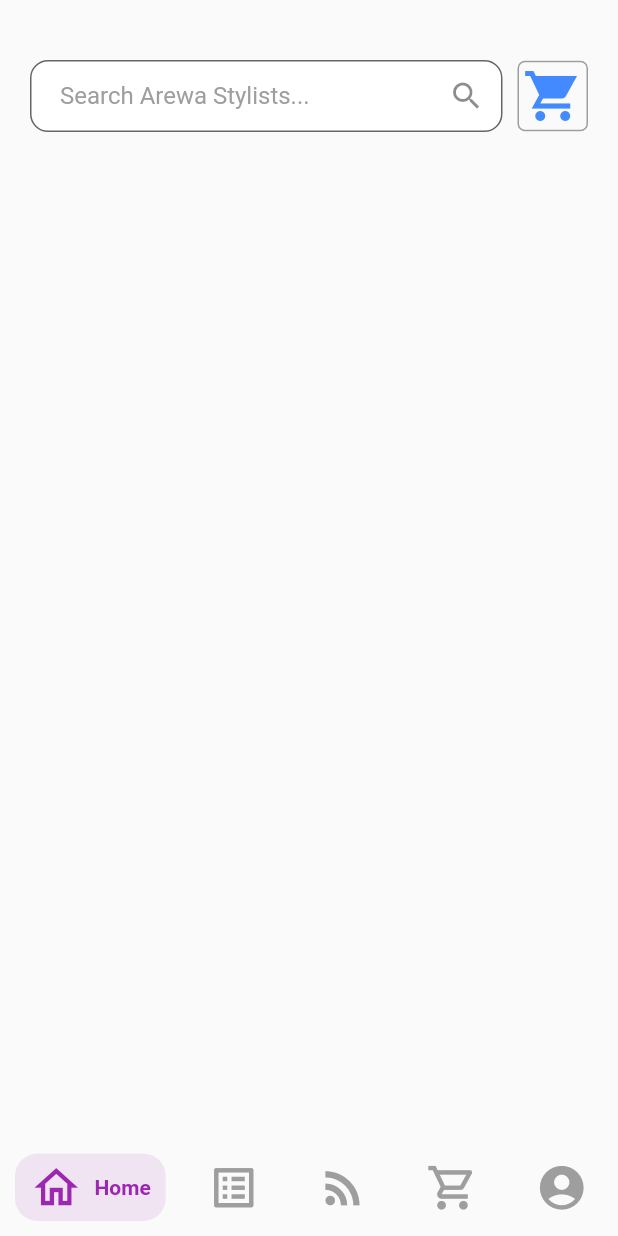
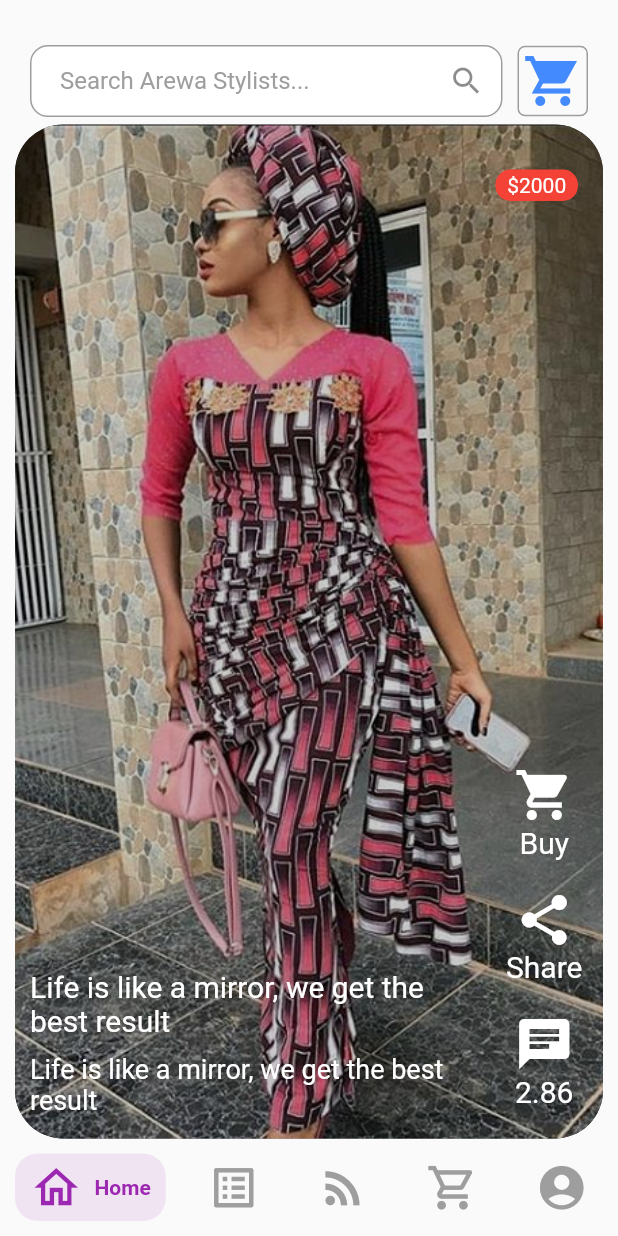
Before and after one commit to abunnazeer/arewa-stylists-ecommere-app, a Flutter app: the screen it shows after launch, on a phone screen of 412 x 824 dp. Run offline on Flutter 3.47's test engine with Material 2 defaults, Android fonts, the phone set to English and light mode, and no system bars; drawn by our look-alikes of google_nav_bar; our stand-ins replace get.

Commit message:
working progress

```diff
--- a/lib/main.dart
+++ b/lib/main.dart
@@ -7,7 +7,7 @@ void main() {
     debugShowCheckedModeBanner: false,
     initialRoute: '/',
     getPages: [
-      GetPage(name: '/', page: () => HomePage()),
+      GetPage(name: '/', page: () => const HomePage()),
     ],
   ));
 }
--- a/lib/view/home_page.dart
+++ b/lib/view/home_page.dart
@@ -1,38 +1,29 @@
-import 'package:arewa_stylist/controller/home_page_controller.dart';
-import 'package:arewa_stylist/widgets/text_field_widget.dart';
+import 'package:arewa_stylist/view/product_page.dart';
+import 'package:arewa_stylist/widgets/header_widget.dart';
 import 'package:flutter/material.dart';
 import 'package:get/get.dart';
 import '../widgets/bottom_navigation_bar.dart';
 
-class HomePage extends GetView<HomePageController> {
+class HomePage extends GetView<GetxController> {
   const HomePage({Key? key}) : super(key: key);
 
   @override
   Widget build(BuildContext context) {
     return Scaffold(
       bottomNavigationBar: const BottomNavigationWidget(),
-      body: Column(
+      body: Stack(
         children: [
-          Padding(
-            padding: const EdgeInsets.only(left: 20, right: 20, top: 40),
-            child: Row(
-              children: [
-                Expanded(child: CustomTextFieldWidget()),
-                const SizedBox(width: 10),
-                Container(
-                  decoration: BoxDecoration(
-                      borderRadius: BorderRadius.circular(5),
-                      border: Border.all(color: Colors.grey)),
-                  child: const SizedBox(
-                    height: 45,
-                    width: 45,
-                    child: Icon(Icons.shopping_cart_sharp,
-                        size: 40, color: Colors.blueAccent),
-                  ),
-                ),
-              ],
-            ),
-          )
+          //PRODUCTS PAGE
+          Positioned(
+            // top: 20,
+            child: ProductPage(),
+          ),
+          //HEADER PAGE
+          const Positioned(
+            left: 10,
+            right: 10,
+            child: HeaderWidget(),
+          ),
         ],
       ),
     );
--- /dev/null
+++ b/lib/view/product_page.dart
@@ -0,0 +1,148 @@
+import 'package:flutter/material.dart';
+import 'package:get/get.dart';
+
+class ProductPage extends GetView<GetxController> {
+  ProductPage({Key? key}) : super(key: key);
+
+  PageController control = PageController();
+  final List<Widget> _pages = <Widget>[
+    Image(image: AssetImage('assets/1.png')),
+    Image(image: AssetImage('assets/2.png')),
+    Image(image: AssetImage('assets/3.png')),
+  ];
+
+  final int _currentPage = 0;
+  @override
+  Widget build(BuildContext context) {
+    return Padding(
+        padding: const EdgeInsets.only(left: 10, right: 10, top: 8, bottom: 10),
+        child: PageView.builder(
+          scrollDirection: Axis.vertical,
+          itemBuilder: (context, index) {
+            return Padding(
+              padding: const EdgeInsets.only(top: 75),
+              child: Stack(
+                children: [
+                  Positioned(
+                    top: 0,
+                    left: 0,
+                    bottom: 0,
+                    right: 0,
+                    child: Container(
+                      decoration: BoxDecoration(
+                        color: Colors.black,
+                        image: DecorationImage(
+                            colorFilter: ColorFilter.mode(
+                                Colors.black.withOpacity(0.8),
+                                BlendMode.dstATop),
+                            image: const AssetImage('assets/1.png'),
+                            fit: BoxFit.fitHeight),
+                        borderRadius: BorderRadius.circular(32),
+                      ),
+                    ),
+                  ),
+                  Positioned(
+                      top: 0,
+                      bottom: 0,
+                      left: 0,
+                      right: 0,
+                      child: Center(
+                        child: Row(
+                          mainAxisAlignment: MainAxisAlignment.spaceBetween,
+                          children: [
+                            Expanded(
+                                flex: 4,
+                                child: Padding(
+                                  padding: const EdgeInsets.only(
+                                      left: 10, bottom: 15),
+                                  child: Column(
+                                    mainAxisAlignment: MainAxisAlignment.end,
+                                    children: const [
+                                      Text(
+                                        "Life is like a mirror, we get the best result",
+                                        style: TextStyle(
+                                            fontSize: 20, color: Colors.white),
+                                      ),
+                                      SizedBox(height: 10),
+                                      Text(
+                                        "Life is like a mirror, we get the best result",
+                                        style: TextStyle(
+                                            fontSize: 18, color: Colors.white),
+                                      )
+                                    ],
+                                  ),
+                                )),
+                            Expanded(
+                              child: Column(
+                                mainAxisAlignment:
+                                    MainAxisAlignment.spaceBetween,
+                                children: [
+                                  Padding(
+                                    padding: const EdgeInsets.only(
+                                        top: 30, right: 10),
+                                    child: Container(
+                                      alignment: Alignment.center,
+                                      height: 21,
+                                      width: 55,
+                                      decoration: BoxDecoration(
+                                          borderRadius:
+                                              BorderRadius.circular(10),
+                                          color: Colors.red),
+                                      child: const Text(
+                                        "\$2000",
+                                        style: TextStyle(color: Colors.white),
+                                      ),
+                                    ),
+                                  ),
+                                  Column(
+                                    mainAxisAlignment: MainAxisAlignment.end,
+                                    children: const [
+                                      Icon(
+                                        Icons.shopping_cart,
+                                        color: Colors.white,
+                                        size: 40,
+                                      ),
+                                      Text(
+                                        "Buy",
+                                        style: TextStyle(
+                                            color: Colors.white, fontSize: 20),
+                                      ),
+                                      SizedBox(height: 20),
+                                      Icon(
+                                        Icons.share_rounded,
+                                        color: Colors.white,
+                                        size: 40,
+                                      ),
+                                      Text(
+                                        "Share",
+                                        style: TextStyle(
+                                            color: Colors.white, fontSize: 20),
+                                      ),
+                                      SizedBox(height: 20),
+                                      Icon(
+                                        Icons.chat,
+                                        color: Colors.white,
+                                        size: 40,
+                                      ),
+                                      Text(
+                                        "2.86",
+                                        style: TextStyle(
+                                            color: Colors.white, fontSize: 20),
+                                      ),
+                                      SizedBox(height: 20),
+                                    ],
+                                  ),
+                                ],
+                              ),
+                            ),
+                          ],
+                        ),
+                      )),
+                ],
+              ),
+            );
+          },
+          itemCount: _pages.length, // Can be null
+        ));
+  }
+}
--- a/lib/widgets/color_palette_widget.dart
+++ b/lib/widgets/color_palette_widget.dart
@@ -0,0 +1,10 @@
+import 'package:flutter/material.dart';
+
+class ColorPalette {
+  static const kPColor100 = Color(0xFFFE6160);
+  static const kPColor70 = Color(0x1AFE6160);
+  static const kPColor50 = Color(0xFFFFEFEF);
+  static const kPColor40 = Color(0xFFFFEFEF);
+  static const kPColor30 = Color(0xABFC5F5E);
+  static const kGColor30 = Color(0xFFC0C6C6);
+}
--- /dev/null
+++ b/lib/widgets/header_widget.dart
@@ -0,0 +1,45 @@
+import 'package:arewa_stylist/widgets/text_field_widget.dart';
+import 'package:flutter/material.dart';
+import 'package:get/get.dart';
+
+class HeaderWidget extends GetView<GetxController> {
+  const HeaderWidget({Key? key}) : super(key: key);
+
+  @override
+  Widget build(BuildContext context) {
+    return Padding(
+      padding: const EdgeInsets.only(left: 10, right: 10, top: 30),
+      child: Row(
+        children: [
+          //SEARCH SECTION ON THE HEADER
+          Expanded(
+            child: CustomTextFieldWidget(
+              fillColor: Colors.white,
+              enabledBorder: OutlineInputBorder(
+                borderRadius: BorderRadius.circular(12),
+                borderSide: const BorderSide(color: Colors.grey),
+              ),
+              hintText: 'Search Arewa Stylists...',
+              suffixIcon: Icons.search,
+              //  fillColor: Colors.white,
+              isPassword: false,
+            ),
+          ),
+          const SizedBox(width: 10),
+          //SHOP CART ON HEADER SECTION
+          Container(
+            decoration: BoxDecoration(
+                borderRadius: BorderRadius.circular(5),
+                border: Border.all(color: Colors.grey)),
+            child: const SizedBox(
+              height: 45,
+              width: 45,
+              child: Icon(Icons.shopping_cart_sharp,
+                  size: 40, color: Colors.blueAccent),
+            ),
+          ),
+        ],
+      ),
+    );
+  }
+}
--- a/lib/widgets/text_field_widget.dart
+++ b/lib/widgets/text_field_widget.dart
@@ -2,8 +2,22 @@ import 'package:flutter/material.dart';
 import 'package:get/get.dart';
 
 class CustomTextFieldWidget extends GetView<GetxController> {
-  final kFillColor = Colors.white;
-  const CustomTextFieldWidget({Key? key}) : super(key: key);
+  // ignore: prefer_typing_uninitialized_variables
+  final fillColor;
+  final String hintText;
+  final IconData suffixIcon;
+  // ignore: prefer_typing_uninitialized_variables
+  final enabledBorder;
+  final bool isPassword;
+
+  const CustomTextFieldWidget(
+      {required this.enabledBorder,
+      required this.hintText,
+      required this.suffixIcon,
+      this.fillColor,
+      required this.isPassword,
+      Key? key})
+      : super(key: key);
 
   @override
   Widget build(BuildContext context) {
@@ -11,13 +25,12 @@ class CustomTextFieldWidget extends GetView<GetxController> {
       decoration: InputDecoration(
           contentPadding: const EdgeInsets.only(left: 20),
           filled: true,
-          fillColor: kFillColor,
-          border: OutlineInputBorder(
-              borderRadius: BorderRadius.circular(12),
-              borderSide: const BorderSide(color: Colors.grey)),
-          suffixIcon: const Icon(Icons.search),
-          hintText: 'Search Arewa Stylists...',
+          fillColor: fillColor,
+          enabledBorder: enabledBorder,
+          suffixIcon: Icon(suffixIcon),
+          hintText: hintText,
           hintStyle: const TextStyle(color: Colors.grey)),
+      obscureText: isPassword,
     );
   }
 }
--- a/pubspec.yaml
+++ b/pubspec.yaml
@@ -61,8 +61,8 @@ flutter:
   uses-material-design: true
 
   # To add assets to your application, add an assets section, like this:
-  # assets:
-  #   - images/a_dot_burr.jpeg
+  assets:
+   - assets/
   #   - images/a_dot_ham.jpeg
 
   # An image asset can refer to one or more resolution-specific "variants", see
```
Also changed, not shown: assets/1.png (added), assets/2.png (added), assets/3.png (added).
